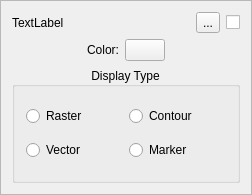
radio-astro/casa, file code/display/QtViewer/ImageManager/ImageView.ui: the form before one commit.
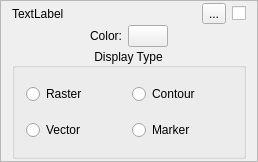
The form after the commit. Icons and pictures are not drawn.

Commit message: New Development: No             JIRA Issue: Yes/No CAS-5175, CAS-4081         Ready for Test: Yes      Interface Changes: Yes What Interface Changed: Interface changes to support image manager.          Test Programs: List test programs   Put in Release Notes: No              Module(s): Module Names change impacts.            Description: Viewer Work 1.	Fix of viewer crash 2.	Removed v=0 from profiler search 3.	Improvements to image manager.

Patch:
```diff
--- a/code/display/QtViewer/ImageManager/ImageView.ui
+++ b/code/display/QtViewer/ImageManager/ImageView.ui
@@ -6,8 +6,8 @@
    <rect>
     <x>0</x>
     <y>0</y>
-    <width>252</width>
-    <height>195</height>
+    <width>258</width>
+    <height>162</height>
    </rect>
   </property>
   <property name="windowTitle">
@@ -19,7 +19,16 @@
   <property name="frameShadow">
    <enum>QFrame::Raised</enum>
   </property>
-  <layout class="QVBoxLayout" name="verticalLayout">
+  <layout class="QVBoxLayout" name="verticalLayout_2">
+   <property name="spacing">
+    <number>1</number>
+   </property>
+   <property name="topMargin">
+    <number>2</number>
+   </property>
+   <property name="bottomMargin">
+    <number>2</number>
+   </property>
    <item>
     <layout class="QHBoxLayout" name="horizontalLayout">
      <item>
@@ -126,6 +135,15 @@
       <set>Qt::AlignCenter</set>
      </property>
      <layout class="QGridLayout" name="gridLayout">
+      <property name="topMargin">
+       <number>1</number>
+      </property>
+      <property name="bottomMargin">
+       <number>1</number>
+      </property>
+      <property name="verticalSpacing">
+       <number>1</number>
+      </property>
       <item row="0" column="0">
        <widget class="QRadioButton" name="rasterRadio">
         <property name="text">
```
Left out of the diff: 15 changed lines with no effect on the pictures. The commit also changes 35 other files.
